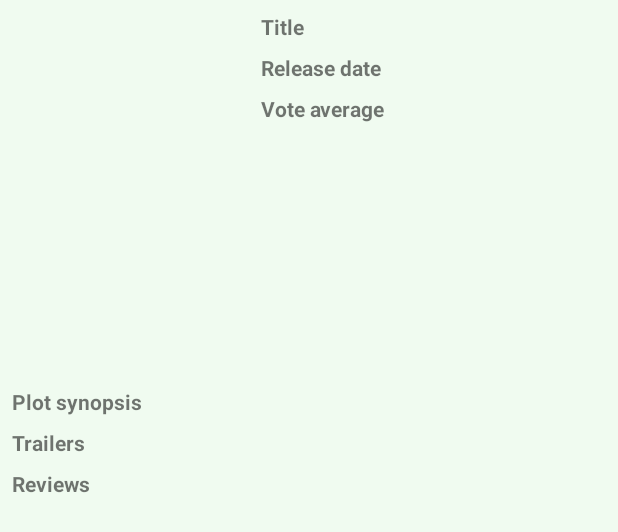
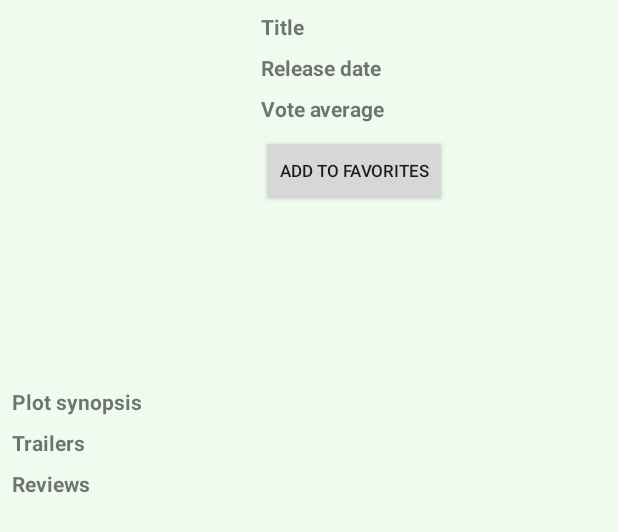
Before and after one commit to LStanL/PopularMovies, an Android app: the layout activity_movie_details.xml on its own in the app's theme, with its tools: preview values and no code run, on a phone screen of 412 x 824 dp. Shown: the top 532 px of the screen. Run offline under Robolectric (Android 15) with nearby library versions, the phone set to English and light mode, and no system bars.

Commit message:
Adding favorites button to layout

```diff
--- a/app/src/main/res/layout/activity_movie_details.xml
+++ b/app/src/main/res/layout/activity_movie_details.xml
@@ -82,6 +82,17 @@
             app:layout_constraintLeft_toRightOf="@id/tv_vote_average_label"
             app:layout_constraintRight_toRightOf="parent" />
 
+        <Button
+            android:id="@+id/btn_favorite"
+            android:layout_width="wrap_content"
+            android:layout_height="wrap_content"
+            android:layout_marginStart="8dp"
+            android:layout_marginTop="8dp"
+            android:text="@string/favorite_button_default_text"
+            app:layout_constraintLeft_toRightOf="@id/iv_movie_details_poster"
+            app:layout_constraintTop_toBottomOf="@id/tv_vote_average_label"
+            android:textSize="11sp"/>
+
         <TextView
             android:id="@+id/tv_plot_synopsis_label"
             android:layout_width="wrap_content"
--- a/app/src/main/res/values/strings.xml
+++ b/app/src/main/res/values/strings.xml
@@ -2,6 +2,8 @@
     <string name="main_activity_name">Popular Movies</string>
     <string name="details_activity_name">Movie Details</string>
     <string name="movie_poster">Movie Poster</string>
+    <string name="favorite_button_default_text">Add to favorites</string>
+
     <!--Create strings for the menu items-->
     <string name="most_popular">Most Popular</string>
     <string name="top_rated">Top Rated</string>
```
